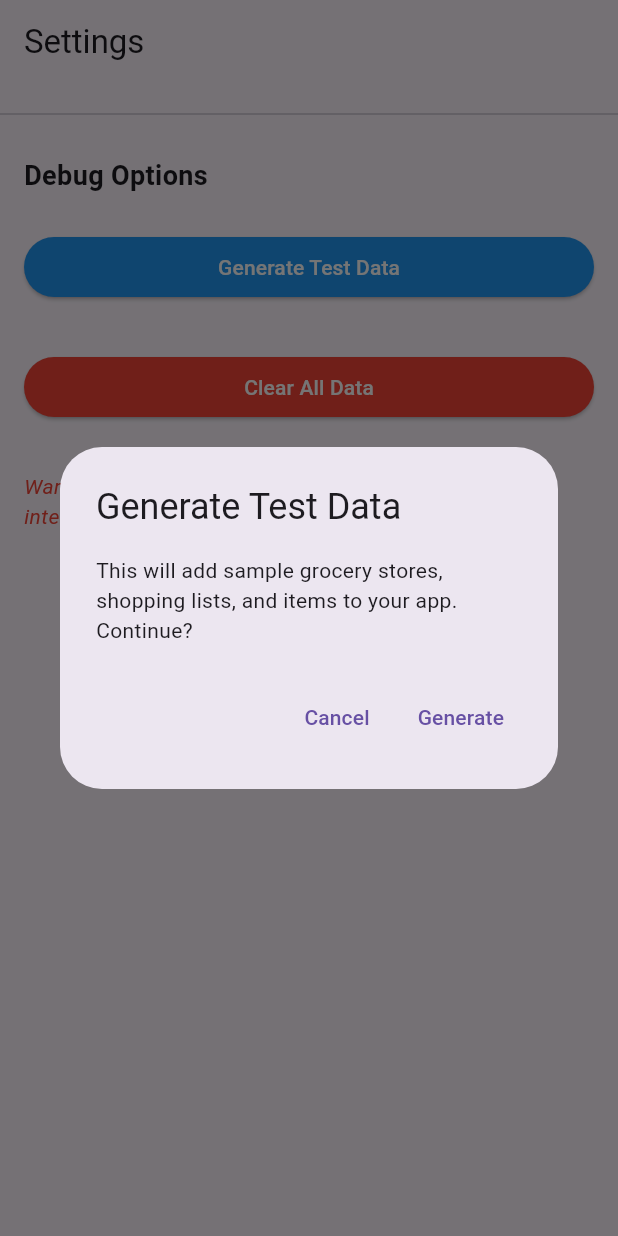
After one commit to PapaBear4/smart_shopper, a Flutter app: the SettingsScreen screen opened by its route, after a tap on "Generate Test Data", on a phone screen of 412 x 824 dp. The commit adds this screen. Run offline on Flutter 3.47's test engine with Material 3 defaults, Android fonts, the phone set to English and light mode, and no system bars; our stand-ins replace equatable, flutter_bloc, get_it, go_router, objectbox; generated files the repository leaves out were written again.

Commit message:
test data generator and clear all data

```diff
--- a/lib/features/shopping_lists/view/shopping_lists_screen.dart
+++ b/lib/features/shopping_lists/view/shopping_lists_screen.dart
@@ -37,7 +37,7 @@ class ShoppingListsView extends StatelessWidget {
         // === APPBAR: Top navigation bar ===
         appBar: AppBar(
           title: const Text('My Shopping Lists'),
-        // Store management button in the app bar
+          // Store management and settings buttons in the app bar
           actions: [
             IconButton(
               icon: const Icon(Icons.storefront),
@@ -47,9 +47,16 @@ class ShoppingListsView extends StatelessWidget {
                 context.push('/stores');
               },
             ),
+            IconButton(
+              icon: const Icon(Icons.settings),
+              tooltip: 'Settings',
+              onPressed: () {
+                // Navigation using GoRouter - pushes the settings screen onto the navigation stack
+                context.push('/settings');
+              },
+            ),
           ],
         ),
-
       // === BODY: Main content area ===
       // BlocBuilder automatically rebuilds UI when the cubit emits a new state
       body: BlocBuilder<ShoppingListCubit, ShoppingListState>(
--- /dev/null
+++ b/lib/repositories/repositories.dart
@@ -0,0 +1,4 @@
+// Repository interfaces
+export 'shopping_item_repository.dart';
+export 'shopping_list_repository.dart';
+export 'store_repository.dart';
--- a/lib/routing/app_router.dart
+++ b/lib/routing/app_router.dart
@@ -1,6 +1,11 @@
 import 'package:flutter/material.dart';
 import 'package:go_router/go_router.dart'; // Removed BlocProvider import
 import 'package:smart_shopper/features/stores/view/store_screen.dart';
+import 'package:smart_shopper/repositories/shopping_item_repository.dart';
+import 'package:smart_shopper/repositories/shopping_list_repository.dart';
+import 'package:smart_shopper/repositories/store_repository.dart';
+import 'package:smart_shopper/screens/settings_screen.dart';
+import 'package:smart_shopper/service_locator.dart';
 import '../features/shopping_lists/view/shopping_lists_screen.dart';
 import '../features/shopping_items/view/shopping_items_screen.dart';
 import 'dart:developer';
@@ -46,8 +51,10 @@ final GoRouter appRouter = GoRouter(
             final int? listId = int.tryParse(listIdParam ?? '');
 
             if (!kReleaseMode) {
-              log('Router: Navigating to list ID: $listId (from param: $listIdParam)',
-                  name: 'app_router');
+              log(
+                'Router: Navigating to list ID: $listId (from param: $listIdParam)',
+                name: 'app_router',
+              );
             }
 
             // Parameter validation - ensure we have a valid list ID
@@ -76,15 +83,26 @@ final GoRouter appRouter = GoRouter(
         return const StoreManagementScreen();
       },
     ),
+    // === SETTINGS SCREEN ===
+    GoRoute(
+      path: '/settings',
+      builder:
+          (context, state) => SettingsScreen(
+            itemRepository: getIt<IShoppingItemRepository>(),
+            listRepository: getIt<IShoppingListRepository>(),
+            storeRepository: getIt<IStoreRepository>(),
+          ),
+    ),
   ],
 
   // === ERROR HANDLING ===
   // Displayed when navigation fails (e.g., user enters invalid URL)
   // This ensures a good UX even when navigation errors occur
-  errorBuilder: (context, state) => Scaffold(
-    appBar: AppBar(title: const Text('Page Not Found')),
-    body: Center(
-      child: Text('The route "${state.uri}" could not be found.'),
-    ),
-  ),
+  errorBuilder:
+      (context, state) => Scaffold(
+        appBar: AppBar(title: const Text('Page Not Found')),
+        body: Center(
+          child: Text('The route "${state.uri}" could not be found.'),
+        ),
+      ),
 );
--- /dev/null
+++ b/lib/screens/settings_screen.dart
@@ -0,0 +1,245 @@
+import 'package:flutter/material.dart';
+import 'package:provider/provider.dart';
+import '../repositories/shopping_item_repository.dart';
+import '../repositories/shopping_list_repository.dart';
+import '../repositories/store_repository.dart';
+import '../tools/test_data_generator.dart';
+
+class SettingsScreen extends StatefulWidget {
+  final IShoppingItemRepository itemRepository;
+  final IShoppingListRepository listRepository;
+  final IStoreRepository storeRepository;
+
+  const SettingsScreen({
+    super.key,
+    required this.itemRepository,
+    required this.listRepository,
+    required this.storeRepository,
+  });
+
+  @override
+  State<SettingsScreen> createState() => _SettingsScreenState();
+}
+
+class _SettingsScreenState extends State<SettingsScreen> {
+  bool _isGeneratingData = false;
+  bool _isClearing = false;
+
+  @override
+  Widget build(BuildContext context) {
+    return Scaffold(
+      appBar: AppBar(
+        title: const Text('Settings'),
+      ),
+      body: ListView(
+        children: [
+          // Regular app settings would go here
+
+          // Debug section with divider
+          const Divider(height: 40),
+          const Padding(
+            padding: EdgeInsets.symmetric(horizontal: 16.0, vertical: 8.0),
+            child: Text(
+              'Debug Options',
+              style: TextStyle(
+                fontSize: 18,
+                fontWeight: FontWeight.bold,
+              ),
+            ),
+          ),
+
+          // Generate Test Data button
+          Padding(
+            padding: const EdgeInsets.all(16.0),
+            child: ElevatedButton(
+              onPressed: _isGeneratingData || _isClearing
+                  ? null
+                  : () => _generateTestData(context),
+              style: ElevatedButton.styleFrom(
+                backgroundColor: Colors.blue,
+                foregroundColor: Colors.white,
+              ),
+              child: _isGeneratingData
+                  ? const Row(
+                      mainAxisSize: MainAxisSize.min,
+                      children: [
+                        SizedBox(
+                          width: 20,
+                          height: 20,
+                          child: CircularProgressIndicator(
+                            color: Colors.white,
+                            strokeWidth: 2,
+                          ),
+                        ),
+                        SizedBox(width: 12),
+                        Text('Generating Data...'),
+                      ],
+                    )
+                  : const Text('Generate Test Data'),
+            ),
+          ),
+
+          // Clear All Data button
+          Padding(
+            padding: const EdgeInsets.all(16.0),
+            child: ElevatedButton(
+              onPressed: _isGeneratingData || _isClearing
+                  ? null
+                  : () => _clearAllData(context),
+              style: ElevatedButton.styleFrom(
+                backgroundColor: Colors.red,
+                foregroundColor: Colors.white,
+              ),
+              child: _isClearing
+                  ? const Row(
+                      mainAxisSize: MainAxisSize.min,
+                      children: [
+                        SizedBox(
+                          width: 20,
+                          height: 20,
+                          child: CircularProgressIndicator(
+                            color: Colors.white,
+                            strokeWidth: 2,
+                          ),
+                        ),
+                        SizedBox(width: 12),
+                        Text('Clearing Data...'),
+                      ],
+                    )
+                  : const Text('Clear All Data'),
+            ),
+          ),
+
+          // Warning text
+          const Padding(
+            padding: EdgeInsets.all(16.0),
+            child: Text(
+              'Warning: These actions affect your app\'s data and are intended for development purposes only.',
+              style: TextStyle(
+                color: Colors.red,
+                fontStyle: FontStyle.italic,
+              ),
+            ),
+          ),
+        ],
+      ),
+    );
+  }
+
+  Future<void> _generateTestData(BuildContext context) async {
+    // Show confirmation dialog
+    final confirm = await showDialog<bool>(
+      context: context,
+      builder: (context) => AlertDialog(
+        title: const Text('Generate Test Data'),
+        content: const Text(
+          'This will add sample grocery stores, shopping lists, and items to your app. Continue?'
+        ),
+        actions: [
+          TextButton(
+            onPressed: () => Navigator.of(context).pop(false),
+            child: const Text('Cancel'),
+          ),
+          TextButton(
+            onPressed: () => Navigator.of(context).pop(true),
+            child: const Text('Generate'),
+          ),
+        ],
+      ),
+    );
+
+    if (confirm == true) {
+      setState(() {
+        _isGeneratingData = true;
+      });
+
+      try {
+        // Use the repositories from widget properties instead of Provider
+        final generator = TestDataGenerator(
+          widget.itemRepository,
+          widget.listRepository,
+          widget.storeRepository,
+        );
+        await generator.generateAllTestData();
+
+        if (mounted) {
+          ScaffoldMessenger.of(context).showSnackBar(
+            const SnackBar(content: Text('Test data generated successfully!')),
+          );
+        }
+      } catch (e) {
+        if (mounted) {
+          ScaffoldMessenger.of(context).showSnackBar(
+            SnackBar(content: Text('Error generating test data: $e')),
+          );
+        }
+      } finally {
+        if (mounted) {
+          setState(() {
+            _isGeneratingData = false;
+          });
+        }
+      }
+    }
+  }
+
+  Future<void> _clearAllData(BuildContext context) async {
+    // Show confirmation dialog with extra warning
+    final confirm = await showDialog<bool>(
+      context: context,
+      builder: (context) => AlertDialog(
+        title: const Text('Clear All Data'),
+        content: const Text(
+          'WARNING: This will permanently delete ALL your shopping lists, items, and store information. This action cannot be undone. Continue?'
+        ),
+        actions: [
+          TextButton(
+            onPressed: () => Navigator.of(context).pop(false),
+            child: const Text('Cancel'),
+          ),
+          TextButton(
+            style: TextButton.styleFrom(
+              foregroundColor: Colors.red,
+            ),
+            onPressed: () => Navigator.of(context).pop(true),
+            child: const Text('Clear Everything'),
+          ),
+        ],
+      ),
+    );
+
+    if (confirm == true) {
+      setState(() {
+        _isClearing = true;
+      });
+
+      try {
+        // Use the repositories from widget properties instead of Provider
+        final generator = TestDataGenerator(
+          widget.itemRepository,
+          widget.listRepository,
+          widget.storeRepository,
+        );
+        await generator.clearAllData();
+
+        if (mounted) {
+          ScaffoldMessenger.of(context).showSnackBar(
+            const SnackBar(content: Text('All data cleared successfully!')),
+          );
+        }
+      } catch (e) {
+        if (mounted) {
+          ScaffoldMessenger.of(context).showSnackBar(
+            SnackBar(content: Text('Error clearing data: $e')),
+          );
+        }
+      } finally {
+        if (mounted) {
+          setState(() {
+            _isClearing = false;
+          });
+        }
+      }
+    }
+  }
+}
--- /dev/null
+++ b/lib/tools/test_data_generator.dart
@@ -0,0 +1,270 @@
+import 'dart:math';
+import 'dart:math' as Math;
+
+import '../models/models.dart';
+import '../repositories/repositories.dart';
+
+/// A utility class to generate test data for the Smart Shopper app.
+/// This is intended for development and testing purposes only.
+class TestDataGenerator {
+  final IShoppingItemRepository _itemRepository;
+  final IShoppingListRepository _listRepository;
+  final IStoreRepository _storeRepository;
+
+  final Random _random = Random();
+
+  TestDataGenerator(
+    this._itemRepository,
+    this._listRepository,
+    this._storeRepository,
+  );
+
+  /// Generate a complete set of test data including stores, lists, and items.
+  Future<void> generateAllTestData() async {
+    final stores = await generateGroceryStores();
+    final lists = await generateShoppingLists();
+    await generateShoppingItems(lists, stores);
+  }
+
+  /// Generate sample grocery stores
+  Future<List<GroceryStore>> generateGroceryStores() async {
+    final storeNames = [
+      "Trader Joe's",
+      "Whole Foods",
+      "Safeway",
+      "Costco",
+      "Kroger",
+      "Aldi",
+      "Walmart",
+      "Target",
+      "Publix",
+      "Meijer"
+    ];
+
+    final addresses = [
+      "123 Market Street",
+      "456 Organic Avenue",
+      "789 Grocery Lane",
+      "101 Bulk Boulevard",
+      "202 Retail Road",
+      "303 Shopping Street",
+      "404 Food Avenue",
+      "505 Produce Place",
+      "606 Commerce Court",
+      "707 Value Drive"
+    ];
+
+    final websites = [
+      "www.traderjoes.com",
+      "www.wholefoods.com",
+      "www.safeway.com",
+      "www.costco.com",
+      "www.kroger.com",
+      "www.aldi.com",
+      "www.walmart.com",
+      "www.target.com",
+      "www.publix.com",
+      "www.meijer.com"
+    ];
+
+    final stores = <GroceryStore>[];
+
+    // Add stores while ensuring uniqueness
+    final usedIndices = <int>{};
+
+    // Create 5-8 stores
+    final numStores = _random.nextInt(4) + 5;
+    for (int i = 0; i < numStores; i++) {
+      int index;
+      do {
+        index = _random.nextInt(storeNames.length);
+      } while (usedIndices.contains(index));
+
+      usedIndices.add(index);
+
+      // Generate a random 10-digit phone number (all digits)
+      final phoneDigits = List.generate(10, (idx) => _random.nextInt(10).toString()).join();
+
+      final store = GroceryStore(
+        name: storeNames[index],
+        address: addresses[index],
+        phoneNumber: phoneDigits,
+        website: websites[index],
+      );
+
+      // Save to repository
+      final storeId = await _storeRepository.addStore(store);
+      store.id = storeId;
+      stores.add(store);
+    }
+
+    return stores;
+  }
+
+  /// Generate sample shopping lists
+  Future<List<ShoppingList>> generateShoppingLists() async {
+    final listNames = [
+      "Weekly Groceries",
+      "Party Supplies",
+      "Camping Trip",
+      "Pantry Restock",
+      "Healthy Meal Prep",
+      "Holiday Dinner",
+      "Emergency Supplies",
+      "BBQ Items"
+    ];
+
+    final lists = <ShoppingList>[];
+    final usedIndices = <int>{};
+
+    // Create 3-5 lists
+    final numLists = _random.nextInt(3) + 3;
+    for (int i = 0; i < numLists; i++) {
+      int index;
+      do {
+        index = _random.nextInt(listNames.length);
+      } while (usedIndices.contains(index));
+
+      usedIndices.add(index);
+
+      final list = ShoppingList(
+        name: listNames[index],
+      );
+
+      // Save to repository
+      final listId = await _listRepository.addList(list);
+      list.id = listId;
+      lists.add(list);
+    }
+
+    return lists;
+  }
+
+  /// Generate sample shopping items and link them to lists and stores
+  Future<void> generateShoppingItems(List<ShoppingList> lists, List<GroceryStore> stores) async {
+    // Sample categories
+    final categories = [
+      "Produce", "Dairy", "Bakery", "Meat", "Frozen",
+      "Canned Goods", "Snacks", "Beverages", "Household"
+    ];
+
+    // Sample units with appropriate cases
+    final units = ["piece(s)", "lb", "oz", "gallon", "quart", "pint", "pack"];
+
+    // Sample items organized by category
+    final itemsByCategory = {
+      "Produce": ["Apples", "Bananas", "Spinach", "Carrots", "Tomatoes", "Potatoes", "Lettuce", "Onions", "Broccoli", "Avocados"],
+      "Dairy": ["Milk", "Eggs", "Cheese", "Yogurt", "Butter", "Cream", "Sour Cream", "Cottage Cheese", "Ice Cream"],
+      "Bakery": ["Bread", "Bagels", "Muffins", "Cake", "Cookies", "Tortillas", "Pita", "Croissants"],
+      "Meat": ["Chicken", "Beef", "Pork", "Turkey", "Salmon", "Tuna", "Ground Beef", "Bacon", "Sausage"],
+      "Frozen": ["Pizza", "Vegetables", "Ice Cream", "Waffles", "TV Dinners", "Chicken Nuggets", "French Fries"],
+      "Canned Goods": ["Soup", "Beans", "Tuna", "Corn", "Tomato Sauce", "Vegetable Broth", "Cranberry Sauce"],
+      "Snacks": ["Chips", "Popcorn", "Pretzels", "Nuts", "Crackers", "Granola Bars", "Trail Mix", "Dried Fruit"],
+      "Beverages": ["Coffee", "Tea", "Soda", "Juice", "Water", "Sports Drinks", "Wine", "Beer", "Kombucha"],
+      "Household": ["Paper Towels", "Toilet Paper", "Dish Soap", "Laundry Detergent", "Garbage Bags", "Cleaning Spray"]
+    };
+
+    // Create items for each list
+    for (final list in lists) {
+      // Select 2-4 random categories for this list
+      final selectedCategoryIndices = <int>{};
+      final numCategories = _random.nextInt(3) + 2;
+
+      for (int i = 0; i < numCategories && i < categories.length; i++) {
+        int catIndex;
+        do {
+          catIndex = _random.nextInt(categories.length);
+        } while (selectedCategoryIndices.contains(catIndex));
+        selectedCategoryIndices.add(catIndex);
+      }
+
+      // For each selected category, add 2-5 items
+      for (final catIndex in selectedCategoryIndices) {
+        final category = categories[catIndex];
+        final items = itemsByCategory[category] ?? [];
+
+        // Skip if no items available for this category
+        if (items.isEmpty) continue;
+
+        // Create a set to track used item indices within this category
+        final usedItemIndices = <int>{};
+        final itemCount = _random.nextInt(4) + 2; // 2-5 items per category
+
+        for (int i = 0; i < itemCount && i < items.length; i++) {
+          // Get a unique item from this category
+          int itemIndex;
+          do {
+            itemIndex = _random.nextInt(items.length);
+          } while (usedItemIndices.contains(itemIndex));
+          usedItemIndices.add(itemIndex);
+
+          final name = items[itemIndex];
+
+          // Create appropriate units and quantities based on the category
+          String unit;
+          double quantity;
+
+          if (category == "Produce") {
+            unit = _random.nextBool() ? "lb" : "piece(s)";
+            quantity = _random.nextBool() ? _random.nextInt(3) + 1.0 : (_random.nextInt(4) + 1) * 0.5;
+          } else if (category == "Dairy") {
+            unit = _random.nextBool() ? "gallon" : "piece(s)";
+            quantity = _random.nextBool() ? 1.0 : 2.0;
+          } else if (category == "Bakery") {
+            unit = "piece(s)";
+            quantity = (_random.nextInt(2) + 1) * 1.0;
+          } else if (category == "Meat") {
+            unit = "lb";
+            quantity = (_random.nextInt(4) + 1) * 0.5;
+          } else {
+            unit = units[_random.nextInt(units.length)];
+            quantity = (_random.nextInt(5) + 1) * (_random.nextBool() ? 0.5 : 1.0);
+          }
+
+          // Create the shopping item
+          final item = ShoppingItem(
+            name: name,
+            category: category,
+            quantity: quantity,
+            unit: unit,
+            isCompleted: _random.nextBool() && _random.nextBool(), // 25% chance of being completed
+          );
+
+          // Link to a random number of stores (0-3)
+          if (stores.isNotEmpty) {
+            final storeCount = _random.nextInt(Math.min(3, stores.length) + 1);
+            final selectedStoreIndices = <int>{};
+
+            for (int j = 0; j < storeCount; j++) {
+              int storeIndex;
+              do {
+                storeIndex = _random.nextInt(stores.length);
+              } while (selectedStoreIndices.contains(storeIndex));
+
+              selectedStoreIndices.add(storeIndex);
+              item.groceryStores.add(stores[storeIndex]);
+            }
+          }
+
+          // Add the item to the database, connected to this list
+          await _itemRepository.addItem(item, list.id);
+        }
+      }
+    }
+  }
+
+  /// Clear all existing data from the database
+  Future<void> clearAllData() async {
+    // Get all shopping lists and delete them
+    final lists = await _listRepository.getAllLists();
+    for (final list in lists) {
+      await _listRepository.deleteList(list.id);
+    }
+
+    // Get all stores and delete them
+    final stores = await _storeRepository.getAllStores();
+    for (final store in stores) {
+      await _storeRepository.deleteStore(store.id);
+    }
+  }
+}
```
Also changed, not shown: lib/features/settings_screen.dart (added). Lines whose indentation alone changed are shown as unchanged.
